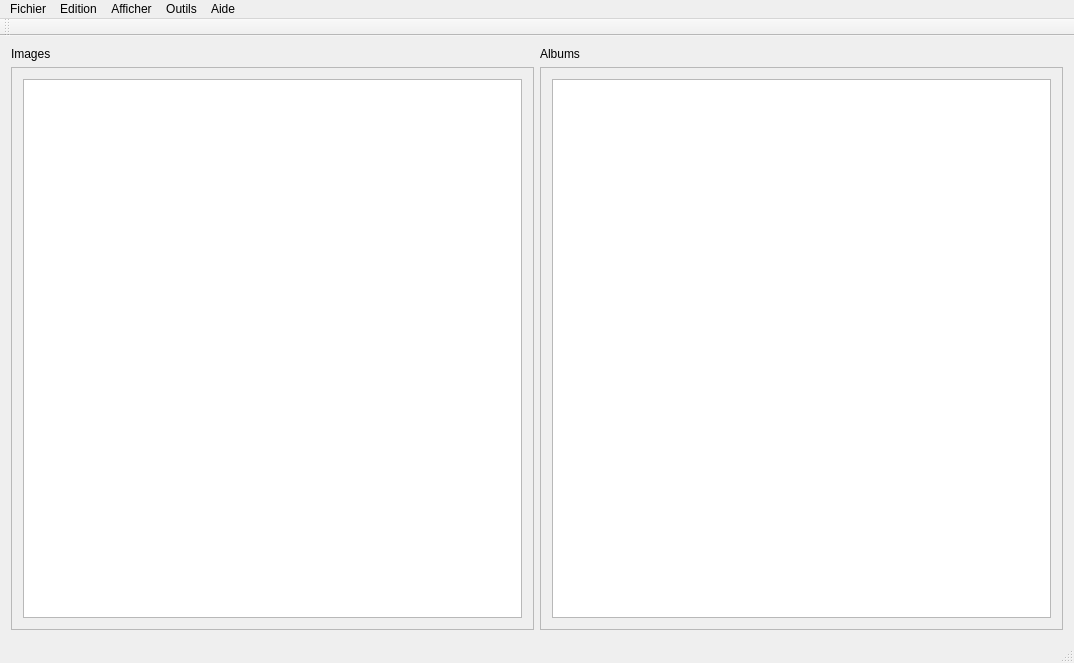
Before: the Qt Designer form explorer.ui in GLTron3000/IHM_Photos, drawn with Qt 5.
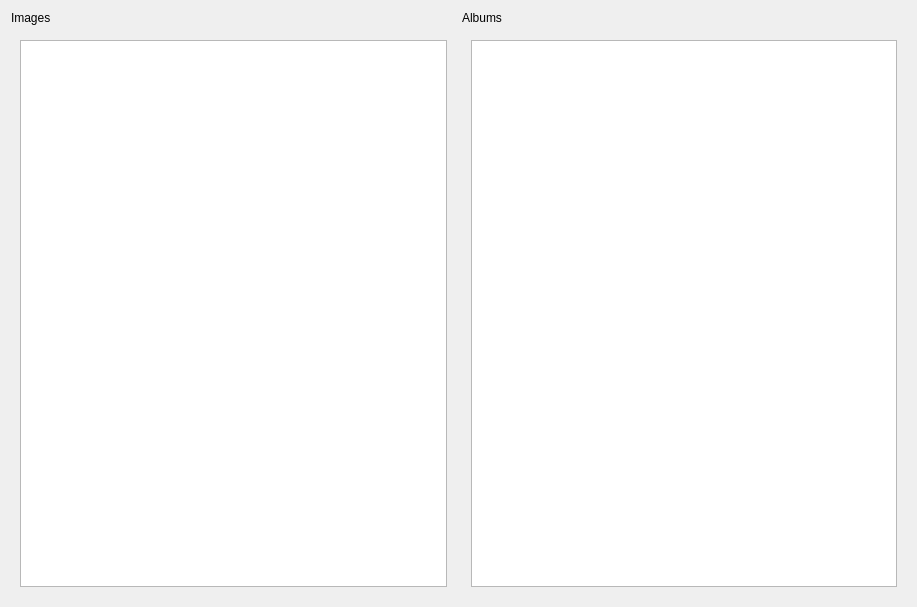
After: the same form once the commit is applied.

Commit message: Added MainWindow & Visionneuse.

The edit to the form file:
```diff
--- a/explorer.ui
+++ b/explorer.ui
@@ -1,19 +1,18 @@
 <?xml version="1.0" encoding="UTF-8"?>
 <ui version="4.0">
  <class>Explorer</class>
- <widget class="QMainWindow" name="Explorer">
+ <widget class="QWidget" name="Explorer">
   <property name="geometry">
    <rect>
     <x>0</x>
     <y>0</y>
-    <width>1074</width>
-    <height>663</height>
+    <width>917</width>
+    <height>607</height>
    </rect>
   </property>
   <property name="windowTitle">
    <string>SuperPhotoAlbum</string>
   </property>
-  <widget class="QWidget" name="centralWidget">
    <layout class="QVBoxLayout" name="verticalLayout_3">
     <item>
      <layout class="QHBoxLayout" name="horizontalLayout">
@@ -28,6 +27,9 @@
         </item>
         <item>
          <widget class="QScrollArea" name="img_scroll">
+         <property name="frameShape">
+          <enum>QFrame::NoFrame</enum>
+         </property>
           <property name="widgetResizable">
            <bool>true</bool>
           </property>
@@ -36,8 +38,8 @@
             <rect>
              <x>0</x>
              <y>0</y>
-             <width>520</width>
-             <height>560</height>
+            <width>444</width>
+            <height>562</height>
             </rect>
            </property>
            <layout class="QHBoxLayout" name="horizontalLayout_2">
@@ -131,6 +133,9 @@
         </item>
         <item>
          <widget class="QScrollArea" name="alb_scroll">
+         <property name="frameShape">
+          <enum>QFrame::NoFrame</enum>
+         </property>
           <property name="widgetResizable">
            <bool>true</bool>
           </property>
@@ -139,128 +144,73 @@
             <rect>
              <x>0</x>
              <y>0</y>
-             <width>520</width>
-             <height>560</height>
+            <width>443</width>
+            <height>562</height>
             </rect>
            </property>
            <layout class="QHBoxLayout" name="horizontalLayout_3">
             <item>
-             <widget class="QListView" name="listView_2"/>
-            </item>
-           </layout>
-          </widget>
-         </widget>
-        </item>
-       </layout>
-      </item>
-     </layout>
-    </item>
-   </layout>
-  </widget>
-  <widget class="QMenuBar" name="menuBar">
-   <property name="geometry">
-    <rect>
-     <x>0</x>
-     <y>0</y>
-     <width>1074</width>
-     <height>22</height>
-    </rect>
-   </property>
-   <widget class="QMenu" name="menuFichier">
-    <property name="title">
-     <string>Fichier</string>
-    </property>
-    <addaction name="actionNouvel_album"/>
-    <addaction name="actionQuitter"/>
-   </widget>
-   <widget class="QMenu" name="menuEdit">
-    <property name="title">
-     <string>Edition</string>
-    </property>
-    <addaction name="actionPr_f_rences"/>
-   </widget>
-   <widget class="QMenu" name="menuView">
-    <property name="title">
-     <string>Afficher</string>
-    </property>
-    <addaction name="actionRecharger"/>
-   </widget>
-   <widget class="QMenu" name="menuTools">
-    <property name="title">
-     <string>Outils</string>
-    </property>
-   </widget>
-   <widget class="QMenu" name="menuAide">
-    <property name="title">
-     <string>Aide</string>
-    </property>
-    <addaction name="actionGuide_d_utilisation"/>
-    <addaction name="actionA_propos"/>
-   </widget>
-   <addaction name="menuFichier"/>
-   <addaction name="menuEdit"/>
-   <addaction name="menuView"/>
-   <addaction name="menuTools"/>
-   <addaction name="menuAide"/>
-  </widget>
-  <widget class="QStatusBar" name="statusBar"/>
-  <widget class="QToolBar" name="mainToolBar">
-   <attribute name="toolBarArea">
-    <enum>TopToolBarArea</enum>
-   </attribute>
-   <attribute name="toolBarBreak">
-    <bool>false</bool>
-   </attribute>
-  </widget>
-  <action name="actionrecherche">
-   <property name="text">
-    <string>recherche</string>
-   </property>
-   <property name="toolTip">
-    <string>recherche</string>
-   </property>
-  </action>
-  <action name="actionQuitter">
-   <property name="text">
-    <string>Quitter</string>
-   </property>
-   <property name="shortcut">
-    <string>Ctrl+Q</string>
-   </property>
-  </action>
-  <action name="actionA_propos">
-   <property name="text">
-    <string>A propos</string>
-   </property>
-  </action>
-  <action name="actionGuide_d_utilisation">
-   <property name="text">
-    <string>Guide d'utilisation</string>
-   </property>
-   <property name="shortcut">
-    <string>F1</string>
-   </property>
-  </action>
-  <action name="actionRecharger">
-   <property name="text">
-    <string>Recharger</string>
-   </property>
-   <property name="shortcut">
-    <string>Ctrl+R</string>
-   </property>
-  </action>
-  <action name="actionPr_f_rences">
-   <property name="text">
-    <string>Préférences...</string>
-   </property>
-  </action>
-  <action name="actionNouvel_album">
-   <property name="text">
-    <string>Nouvel album</string>
-   </property>
-  </action>
- </widget>
- <layoutdefault spacing="6" margin="11"/>
+            <widget class="QListView" name="listViewAlbum">
+             <property name="tabKeyNavigation">
+              <bool>true</bool>
+             </property>
+             <property name="dragEnabled">
+              <bool>true</bool>
+             </property>
+             <property name="defaultDropAction">
+              <enum>Qt::MoveAction</enum>
+             </property>
+             <property name="iconSize">
+              <size>
+               <width>100</width>
+               <height>100</height>
+              </size>
+             </property>
+             <property name="verticalScrollMode">
+              <enum>QAbstractItemView::ScrollPerPixel</enum>
+             </property>
+             <property name="movement">
+              <enum>QListView::Static</enum>
+             </property>
+             <property name="resizeMode">
+              <enum>QListView::Adjust</enum>
+             </property>
+             <property name="layoutMode">
+              <enum>QListView::Batched</enum>
+             </property>
+             <property name="gridSize">
+              <size>
+               <width>110</width>
+               <height>150</height>
+              </size>
+             </property>
+             <property name="viewMode">
+              <enum>QListView::IconMode</enum>
+             </property>
+             <property name="batchSize">
+              <number>1</number>
+             </property>
+             <property name="wordWrap">
+              <bool>true</bool>
+             </property>
+             <property name="selectionRectVisible">
+              <bool>true</bool>
+             </property>
+             <property name="itemAlignment">
+              <set>Qt::AlignCenter</set>
+             </property>
+            </widget>
+           </item>
+          </layout>
+         </widget>
+        </widget>
+       </item>
+      </layout>
+     </item>
+    </layout>
+   </item>
+  </layout>
+ </widget>
  <resources/>
  <connections/>
 </ui>
```
Left out of the diff: 2 changed lines with no effect on the pictures. Lines whose indentation alone changed are shown as unchanged. The commit also changes 10 other files.
